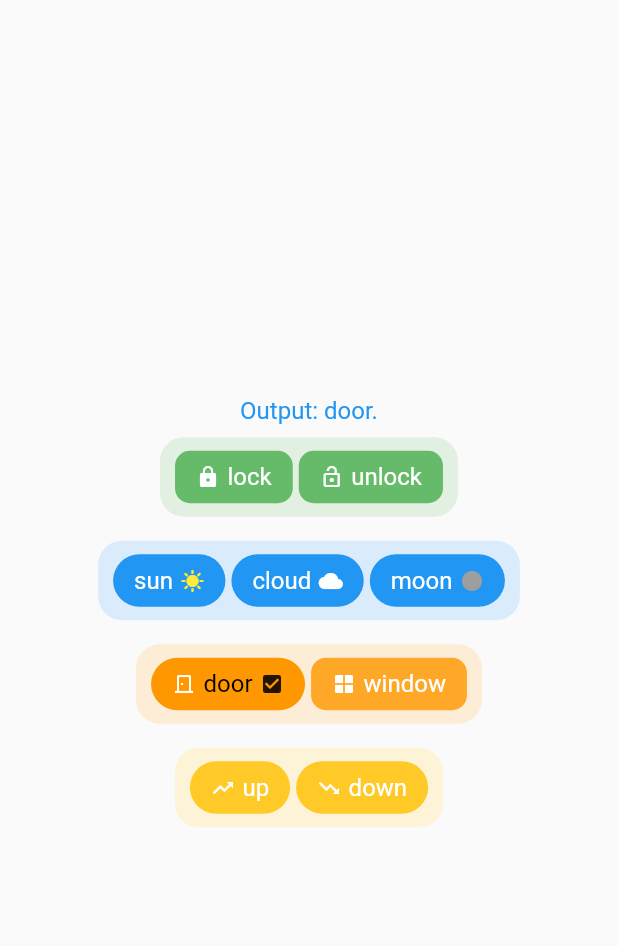
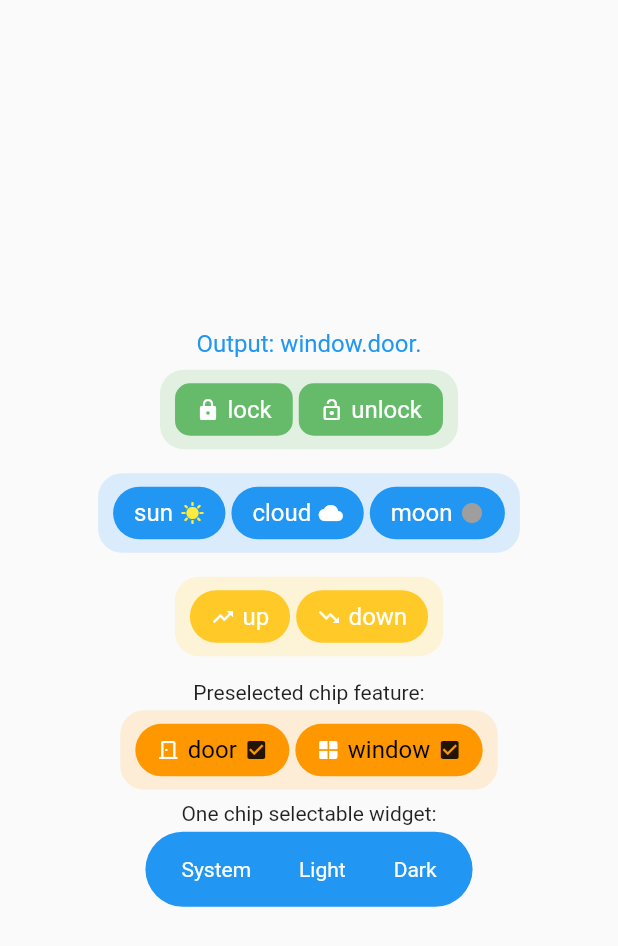
Before and after one commit to danger-ahead/simple_chips_input, a Flutter app: the SelectChipsInputWidget widget shown alone on an empty page, opened directly, after a tap on "door", on a phone screen of 412 x 824 dp. Shown: the top 946 px of the screen. Run offline on Flutter 3.47's test engine with Material 2 defaults, Android fonts, the phone set to English and light mode, and no system bars.

Commit message:
release version 1.1.0

```diff
--- a/example/lib/main.dart
+++ b/example/lib/main.dart
@@ -222,62 +222,6 @@ class _SelectChipsInputWidgetState extends State<SelectChipsInputWidget> {
           Padding(
             padding: const EdgeInsets.all(8.0),
             child: SelectChipsInput(
-              chipsText: const ['door', 'window'],
-              separatorCharacter: ".",
-              selectedChipTextStyle: const TextStyle(
-                color: Colors.black,
-                fontSize: 16,
-              ),
-              unselectedChipTextStyle: const TextStyle(
-                color: Colors.white,
-                fontSize: 16,
-              ),
-              onTap: (p0, p1) {
-                setState(() {
-                  outputSelectChipsInput = p0;
-                });
-              },
-              prefixIcons: const [
-                Padding(
-                  padding: EdgeInsets.only(right: 5.0),
-                  child: Icon(
-                    Icons.door_back_door_outlined,
-                    size: 16.0,
-                    color: Colors.white,
-                  ),
-                ),
-                Padding(
-                    padding: EdgeInsets.only(right: 5.0),
-                    child: Icon(
-                      Icons.window,
-                      size: 16.0,
-                      color: Colors.white,
-                    )),
-              ],
-              selectedSuffixIcon: const Padding(
-                padding: EdgeInsets.only(left: 5.0),
-                child: Icon(
-                  Icons.check_box,
-                  size: 16.0,
-                ),
-              ),
-              widgetContainerDecoration: BoxDecoration(
-                borderRadius: BorderRadius.circular(16.0),
-                color: Colors.orange[100]!.withOpacity(0.5),
-              ),
-              unselectedChipDecoration: BoxDecoration(
-                color: Colors.orange[400],
-                borderRadius: BorderRadius.circular(10),
-              ),
-              selectedChipDecoration: BoxDecoration(
-                color: Colors.orange,
-                borderRadius: BorderRadius.circular(20),
-              ),
-            ),
-          ),
-          Padding(
-            padding: const EdgeInsets.all(8.0),
-            child: SelectChipsInput(
               chipsText: const ['up', 'down'],
               separatorCharacter: ":",
               selectedChipTextStyle: const TextStyle(
@@ -344,6 +288,84 @@ class _SelectChipsInputWidgetState extends State<SelectChipsInputWidget> {
               ),
             ),
           ),
+          const Padding(
+            padding: EdgeInsets.only(top: 8.0, bottom: 4.0),
+            child: Text('Preselected chip feature:'),
+          ),
+          SelectChipsInput(
+            chipsText: const ['door', 'window'],
+            preSelectedChips: const [1],
+            separatorCharacter: ".",
+            selectedChipTextStyle: const TextStyle(
+              color: Colors.black,
+              fontSize: 16,
+            ),
+            unselectedChipTextStyle: const TextStyle(
+              color: Colors.white,
+              fontSize: 16,
+            ),
+            onTap: (p0, p1) {
+              setState(() {
+                outputSelectChipsInput = p0;
+              });
+            },
+            prefixIcons: const [
+              Padding(
+                padding: EdgeInsets.only(right: 5.0),
+                child: Icon(
+                  Icons.door_back_door_outlined,
+                  size: 16.0,
+                  color: Colors.white,
+                ),
+              ),
+              Padding(
+                  padding: EdgeInsets.only(right: 5.0),
+                  child: Icon(
+                    Icons.window,
+                    size: 16.0,
+                    color: Colors.white,
+                  )),
+            ],
+            selectedSuffixIcon: const Padding(
+              padding: EdgeInsets.only(left: 5.0),
+              child: Icon(
+                Icons.check_box,
+                size: 16.0,
+              ),
+            ),
+            widgetContainerDecoration: BoxDecoration(
+              borderRadius: BorderRadius.circular(16.0),
+              color: Colors.orange[100]!.withOpacity(0.5),
+            ),
+            unselectedChipDecoration: BoxDecoration(
+              color: Colors.orange[400],
+              borderRadius: BorderRadius.circular(10),
+            ),
+            selectedChipDecoration: BoxDecoration(
+              color: Colors.orange,
+              borderRadius: BorderRadius.circular(20),
+            ),
+          ),
+          const Padding(
+            padding: EdgeInsets.only(top: 8.0, bottom: 4.0),
+            child: Text('One chip selectable widget:'),
+          ),
+          SelectChipsInput(
+              chipsText: const ['System', 'Light', 'Dark'],
+              onlyOneChipSelectable: true,
+              selectedChipDecoration: BoxDecoration(
+                color: Colors.white,
+                borderRadius: BorderRadius.circular(20),
+              ),
+              selectedChipTextStyle: const TextStyle(
+                color: Colors.black,
+                fontSize: 16,
+              ),
+              onTap: (output, index) {
+                setState(() {
+                  outputSelectChipsInput = output;
+                });
+              }),
         ],
       ),
     );
@@ -402,7 +424,6 @@ class _SimpleChipsInputWidgetState extends State<SimpleChipsInputWidget> {
             separatorCharacter: ",",
             focusNode: focusNode,
             validateInput: true,
-            // autoFocus: true,
             formKey: keySimpleChipsInput,
             textFormFieldStyle: style,
             validateInputMethod: (String value) {
--- a/lib/src/select_chips_input.dart
+++ b/lib/src/select_chips_input.dart
@@ -16,7 +16,7 @@ class SelectChipsInput extends StatefulWidget {
     this.selectedSuffixIcon = null,
     this.selectedPrefixIcons = null,
     this.selectedSuffixIcons = null,
-    required this.separatorCharacter,
+    this.separatorCharacter,
     this.selectedChipDecoration = const BoxDecoration(),
     this.unselectedChipDecoration = const BoxDecoration(),
     this.marginBetweenChips =
@@ -31,11 +31,19 @@ class SelectChipsInput extends StatefulWidget {
     ),
     this.selectedChipTextStyle = const TextStyle(color: Colors.white),
     this.unselectedChipTextStyle = const TextStyle(color: Colors.white),
+    this.onlyOneChipSelectable = false,
     this.onTap,
+    this.wrapAlignment = WrapAlignment.start,
+    this.wrapRunAlignment = WrapAlignment.start,
+    this.wrapCrossAlignment = WrapCrossAlignment.start,
+    this.preSelectedChips,
   });
 
   /// Character to seperate the output. For example: ' ' will seperate the output by space.
-  final String separatorCharacter;
+  final String? separatorCharacter;
+
+  /// Pre selected chips index List.
+  final List<int>? preSelectedChips;
 
   /// Decoration for the selected chip container.
   final BoxDecoration selectedChipDecoration;
@@ -82,6 +90,18 @@ class SelectChipsInput extends StatefulWidget {
   /// selected Prefix icon (1 icon applies to all selected chips)
   final Widget? selectedPrefixIcon;
 
+  /// If true, only one chip can be selected at a time.
+  final bool? onlyOneChipSelectable;
+
+  /// Wrap alignment for the chips.
+  final WrapAlignment? wrapAlignment;
+
+  /// Wrap run alignment for the chips.
+  final WrapAlignment? wrapRunAlignment;
+
+  /// Wrap run alignment for the chips in the cross axis.
+  final WrapCrossAlignment? wrapCrossAlignment;
+
   /// Callback when the chip is tapped, returns output and index of last chip selected.
   final void Function(String, int)? onTap;
 
@@ -124,6 +144,24 @@ class _SelectChipsInputState extends State<SelectChipsInput> {
       assert(widget.selectedSuffixIcons == null,
           'Cannot use both selectedSuffixIcon and selectedSuffixIcons simultaneously');
     }
+    if (!widget.onlyOneChipSelectable!) {
+      assert(widget.separatorCharacter != null,
+          'Separator character cannot be null when onlyOneChipSelectable is false');
+    } else {
+      assert(widget.separatorCharacter == null,
+          'Separator character must be null when onlyOneChipSelectable is true');
+      if (widget.preSelectedChips != null) {
+        assert(widget.preSelectedChips!.length == 1,
+            'Only one chip can be pre selected when onlyOneChipSelectable is true');
+        assert(widget.chipsText.length >= widget.preSelectedChips!.length,
+            'Length of pre selected chips list cannot be greater than length of chips text list');
+      }
+    }
+
+    // add pre selected chips to the selected chips list
+    if (widget.preSelectedChips != null) {
+      _selectedChipsIndex.addAll(widget.preSelectedChips!);
+    }
   }
 
   List<Widget> _buildChipsSection() {
@@ -131,6 +169,8 @@ class _SelectChipsInputState extends State<SelectChipsInput> {
     for (int i = 0; i < widget.chipsText.length; i++) {
       chips.add(GestureDetector(
         onTap: () {
+          // multiple chips can be selected at a time
+          if (!widget.onlyOneChipSelectable!) {
             setState(() {
               if (_selectedChipsIndex.contains(i)) {
                 _selectedChipsIndex.remove(i);
@@ -141,9 +181,23 @@ class _SelectChipsInputState extends State<SelectChipsInput> {
             if (widget.onTap != null) {
               String output = '';
               for (int i in _selectedChipsIndex) {
-              output += widget.chipsText[i] + widget.separatorCharacter;
+                output += widget.chipsText[i] +
+                    (widget.separatorCharacter == null
+                        ? ','
+                        : widget.separatorCharacter!);
               }
               widget.onTap!(output, i);
+            }
+          }
+          // only one chip can be selected at a time
+          else {
+            setState(() {
+              _selectedChipsIndex.clear();
+              _selectedChipsIndex.add(i);
+            });
+            if (widget.onTap != null) {
+              widget.onTap!(widget.chipsText[i], i);
+            }
           }
         },
         child: Container(
@@ -208,6 +262,9 @@ class _SelectChipsInputState extends State<SelectChipsInput> {
       decoration: widget.widgetContainerDecoration,
       child: SingleChildScrollView(
         child: Wrap(
+          alignment: widget.wrapAlignment!,
+          runAlignment: widget.wrapRunAlignment!,
+          crossAxisAlignment: widget.wrapCrossAlignment!,
           children: [
             ..._buildChipsSection(),
           ],
--- a/pubspec.yaml
+++ b/pubspec.yaml
@@ -1,12 +1,12 @@
 name: simple_chips_input
 description: Flutter package containing 2 libraries for creating chips (as in Gmail app) and selecting chips.
-version: 1.0.0
+version: 1.1.0
 homepage: https://simplechipsinput.vercel.app
 repository: https://github.com/danger-ahead/simple_chips_input
 issue_tracker: https://github.com/danger-ahead/simple_chips_input/issues
 
 environment:
-  sdk: '>=2.18.4 <3.0.0'
+  sdk: ">=2.18.4 <3.0.0"
   flutter: ">=1.17.0"
 
 dependencies:
```
Also changed, not shown: example/pubspec.lock, 3 other files. Lines whose indentation alone changed are shown as unchanged.
